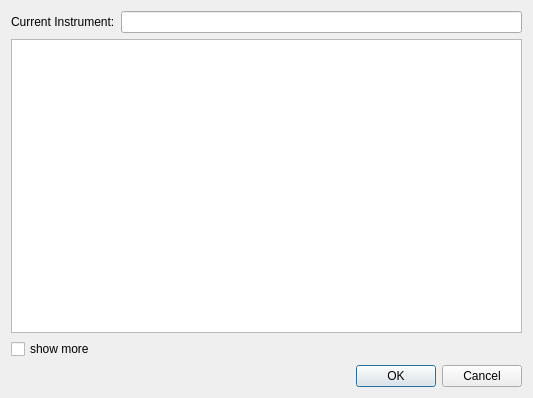
Old version of the form mscore/mscore/selectinstr.ui in the repository musescore/musescore-old.
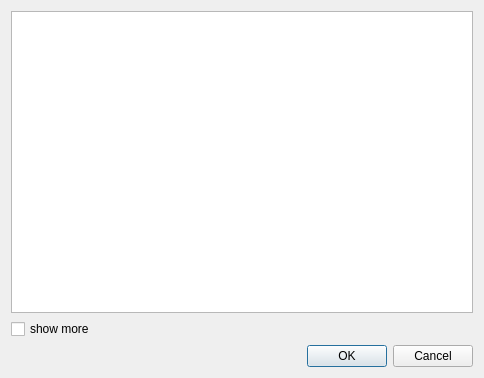
New version of the form.

Diff of the .ui file:
```diff
--- a/mscore/mscore/selectinstr.ui
+++ b/mscore/mscore/selectinstr.ui
@@ -6,38 +6,14 @@
    <rect>
     <x>0</x>
     <y>0</y>
-    <width>533</width>
-    <height>398</height>
+    <width>484</width>
+    <height>378</height>
    </rect>
   </property>
   <property name="windowTitle">
    <string>MuseScore: Select Instrument</string>
   </property>
   <layout class="QVBoxLayout" name="verticalLayout">
-   <item>
-    <layout class="QHBoxLayout" name="horizontalLayout">
-     <item>
-      <widget class="QLabel" name="label_4">
-       <property name="sizePolicy">
-        <sizepolicy hsizetype="Fixed" vsizetype="Fixed">
-         <horstretch>0</horstretch>
-         <verstretch>0</verstretch>
-        </sizepolicy>
-       </property>
-       <property name="text">
-        <string>Current Instrument:</string>
-       </property>
-      </widget>
-     </item>
-     <item>
-      <widget class="QLineEdit" name="currentInstrument">
-       <property name="readOnly">
-        <bool>true</bool>
-       </property>
-      </widget>
-     </item>
-    </layout>
-   </item>
    <item>
     <widget class="QTreeWidget" name="instrumentList">
      <attribute name="headerVisible">
```
Left out of the diff: 6 changed lines with no effect on the pictures.
